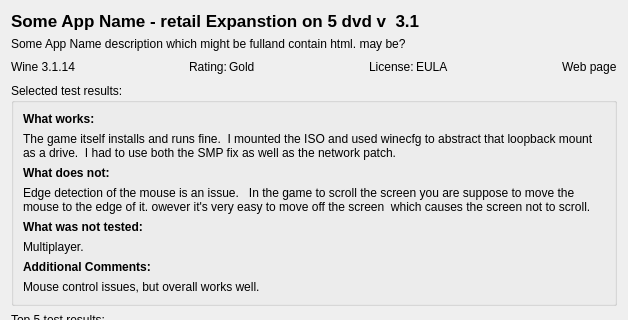
First picture: the form in src/q4wine-gui/uis/AppDBTestViewWidget.ui, repository brezerk/q4wine, before the edit; both pictures show x 0 to 628 and y 0 to 320 of the 628 by 594 pixel window.
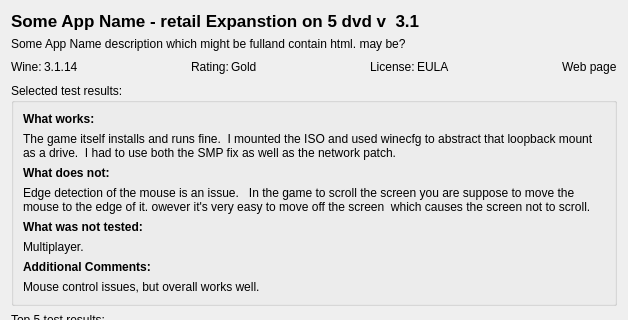
Second picture: the form after the edit.

Commit message: AppTest xml + appdb updates;

```diff
--- a/src/q4wine-gui/uis/AppDBTestViewWidget.ui
+++ b/src/q4wine-gui/uis/AppDBTestViewWidget.ui
@@ -81,6 +81,19 @@
       <property name="margin">
        <number>0</number>
       </property>
+      <item>
+       <widget class="QLabel" name="label_9">
+        <property name="sizePolicy">
+         <sizepolicy hsizetype="Minimum" vsizetype="Preferred">
+          <horstretch>0</horstretch>
+          <verstretch>0</verstretch>
+         </sizepolicy>
+        </property>
+        <property name="text">
+         <string>Wine:</string>
+        </property>
+       </widget>
+      </item>
       <item>
        <widget class="QLabel" name="lblWineVer">
         <property name="sizePolicy">
@@ -90,7 +103,7 @@
          </sizepolicy>
         </property>
         <property name="text">
-         <string>Wine 3.1.14</string>
+         <string>3.1.14</string>
         </property>
        </widget>
       </item>
```
The commit also changes 8 other files.
